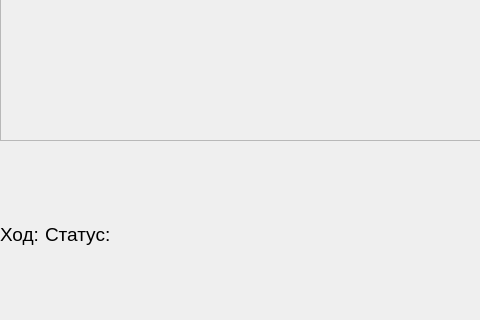
The window that mainwindow.ui (ikotyurg/chess100) describes before a commit, drawn with Qt 5; both pictures show x 0 to 480 and y 580 to 900 of the 1200 by 900 pixel window.
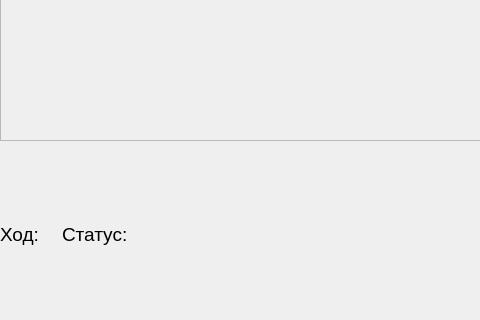
The same window after the commit. Icons and pictures are not drawn.

The edit to the form file:
```diff
--- a/mainwindow.ui
+++ b/mainwindow.ui
@@ -245,6 +245,19 @@
        </property>
       </widget>
      </item>
+     <item>
+      <widget class="QLabel" name="turn">
+       <property name="maximumSize">
+        <size>
+         <width>60</width>
+         <height>16777215</height>
+        </size>
+       </property>
+       <property name="text">
+        <string/>
+       </property>
+      </widget>
+     </item>
      <item>
       <widget class="QLabel" name="statusLabel">
        <property name="maximumSize">
@@ -271,19 +284,6 @@
        </property>
       </widget>
      </item>
-     <item>
-      <widget class="QLabel" name="turn">
-       <property name="maximumSize">
-        <size>
-         <width>60</width>
-         <height>16777215</height>
-        </size>
-       </property>
-       <property name="text">
-        <string/>
-       </property>
-      </widget>
-     </item>
      <item>
       <spacer name="horizontalSpacer_2">
        <property name="orientation">
```
